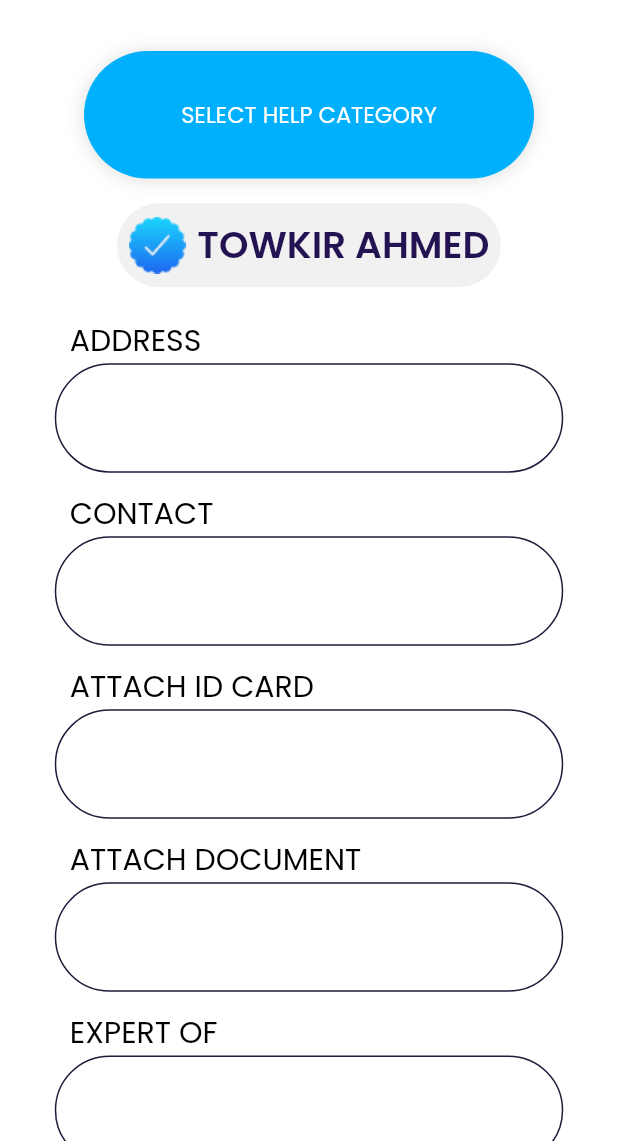
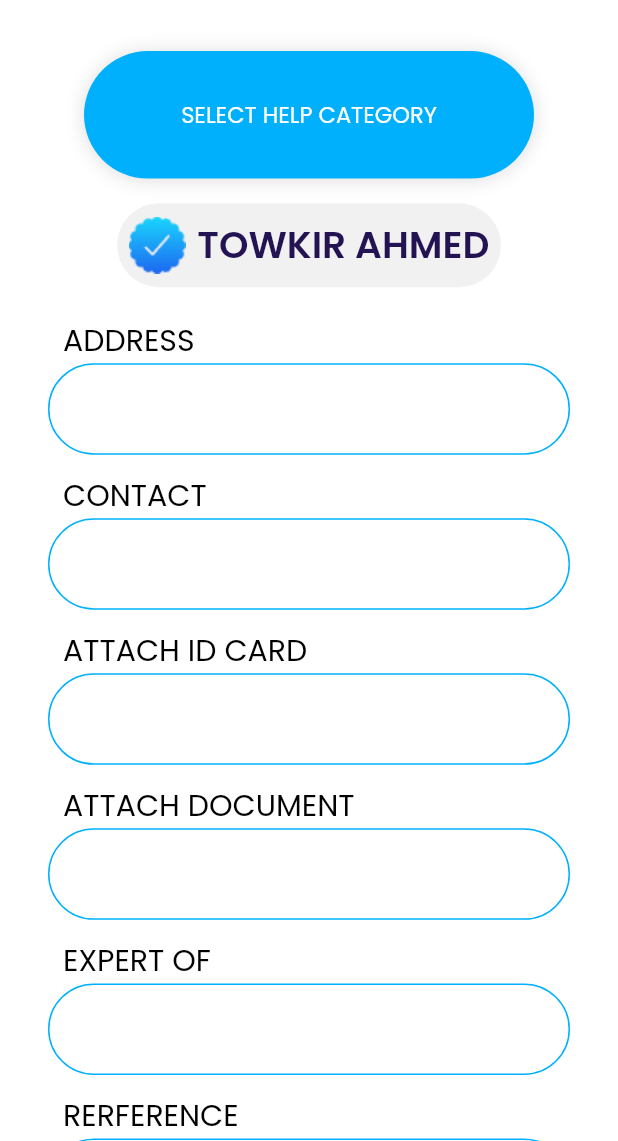
Before and after one commit to protimjoy/nabeen, a Flutter app: the TutorsProfileDesign screen opened directly, on a phone screen of 412 x 824 dp, the part 95-1236 px from its top. Run offline on Flutter 3.47's test engine with Material 2 defaults, Android fonts, the phone set to English and light mode, and no system bars; our stand-ins replace carousel_slider, curved_navigation_bar, dropdown_button2, google_fonts, marquee.

Commit message:
Add files via upload

```diff
--- a/lib/widget/custom_textfield.dart
+++ b/lib/widget/custom_textfield.dart
@@ -7,21 +7,27 @@ class CustomTextField extends StatelessWidget {
     required this.controller,
     required this.hintText,
     required this.textColor,
+    required this.borderColor,
     required this.fontsize,
-    required this.FontWeight
+    required this.FontWeight,
+    required this.height,
+    required this.width,
   }) : super(key: key);
 
   final TextEditingController controller;
   final String hintText;
   final Color textColor;
+  final Color borderColor;
   final FontWeight;
   double fontsize;
+  double height;
+  double width;
 
   @override
   Widget build(BuildContext context) {
     return Container(
-      height: 73,
-      width: 339,
+      height: height,
+      width: width,
       child: TextFormField(
         controller: controller,
         style: GoogleFonts.poppins(textStyle: TextStyle(color:Colors.black, fontSize:fontsize, fontWeight: FontWeight)),
@@ -29,7 +35,7 @@ class CustomTextField extends StatelessWidget {
             enabledBorder: OutlineInputBorder(
             borderRadius: BorderRadius.circular(50),
             borderSide: BorderSide(
-                color: customBlue,
+                color: borderColor,
                 width: 1.0
             )
           ),
```
